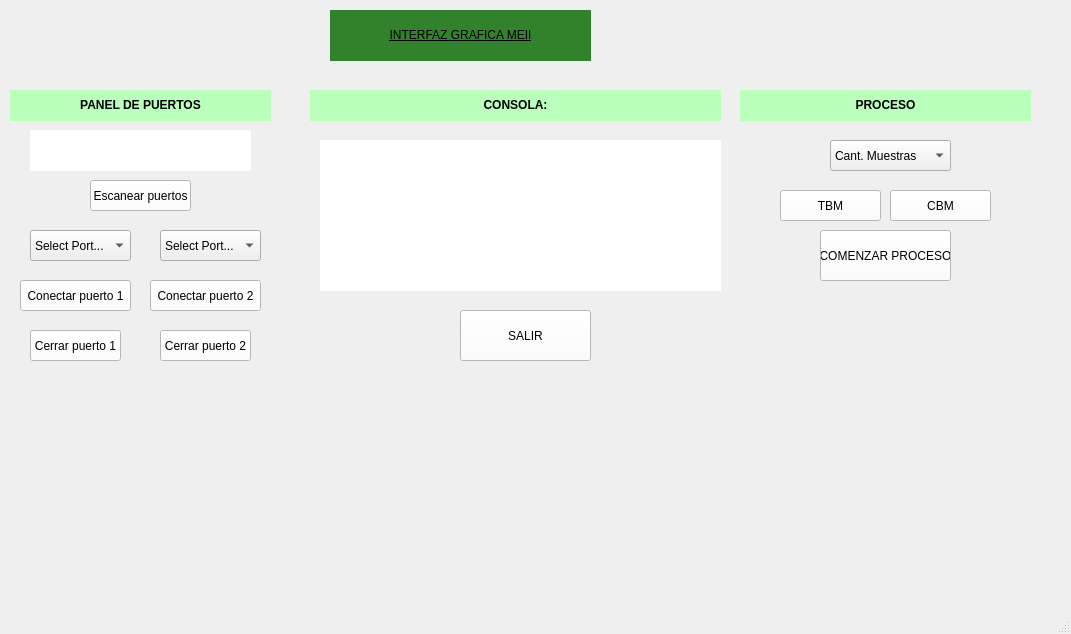
JoaCieri/ProyectoMedidasII, file src/Interfaz.ui: the form before one commit.
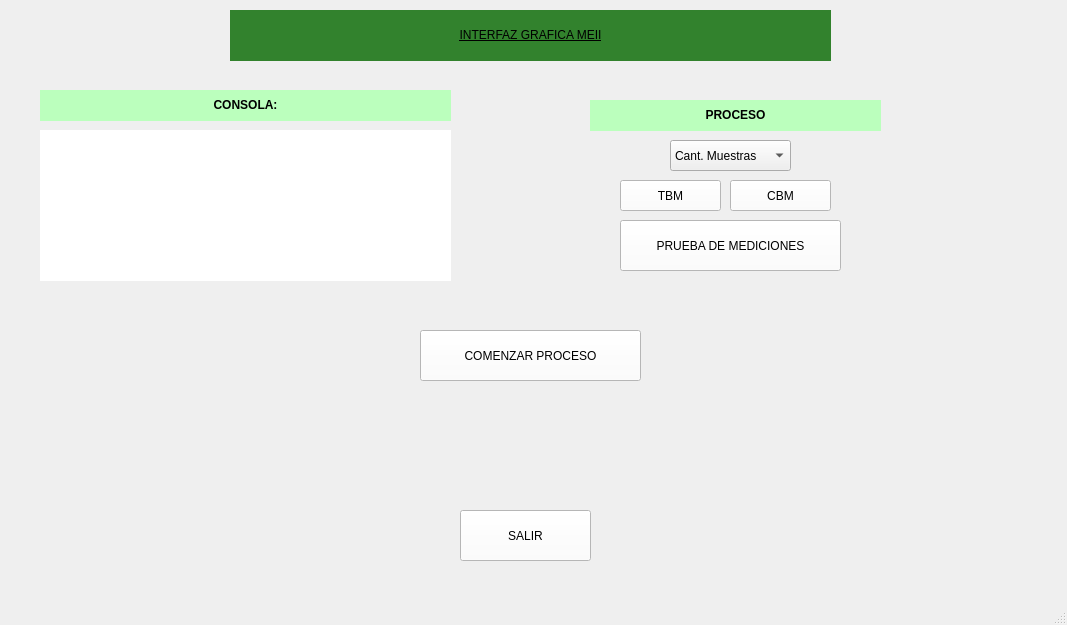
The form after the commit.

Commit message: Vuelo puertos seriales

Diff of the .ui file:
```diff
--- a/src/Interfaz.ui
+++ b/src/Interfaz.ui
@@ -6,8 +6,8 @@
    <rect>
     <x>0</x>
     <y>0</y>
-    <width>1071</width>
-    <height>634</height>
+    <width>1067</width>
+    <height>625</height>
    </rect>
   </property>
   <property name="windowTitle">
@@ -17,9 +17,9 @@
    <widget class="QLabel" name="label_3">
     <property name="geometry">
      <rect>
-      <x>330</x>
+      <x>230</x>
       <y>10</y>
-      <width>261</width>
+      <width>601</width>
       <height>51</height>
      </rect>
     </property>
@@ -35,141 +35,10 @@
      <string>&lt;html&gt;&lt;head/&gt;&lt;body&gt;&lt;p align=&quot;center&quot;&gt;INTERFAZ GRAFICA MEII&lt;/p&gt;&lt;/body&gt;&lt;/html&gt;</string>
     </property>
    </widget>
-   <widget class="QLabel" name="label_2">
-    <property name="geometry">
-     <rect>
-      <x>10</x>
-      <y>90</y>
-      <width>261</width>
-      <height>31</height>
-     </rect>
-    </property>
-    <property name="styleSheet">
-     <string notr="true">background-color: rgb(187, 255, 189);</string>
-    </property>
-    <property name="text">
-     <string>&lt;html&gt;&lt;head/&gt;&lt;body&gt;&lt;p align=&quot;center&quot;&gt;&lt;span style=&quot; font-weight:600;&quot;&gt;PANEL DE PUERTOS&lt;/span&gt;&lt;/p&gt;&lt;/body&gt;&lt;/html&gt;</string>
-    </property>
-   </widget>
-   <widget class="QLabel" name="etiqueta">
-    <property name="geometry">
-     <rect>
-      <x>30</x>
-      <y>130</y>
-      <width>221</width>
-      <height>41</height>
-     </rect>
-    </property>
-    <property name="styleSheet">
-     <string notr="true">background-color: rgb(255, 255, 255);
-border-color: rgb(0, 0, 0);</string>
-    </property>
-    <property name="text">
-     <string/>
-    </property>
-   </widget>
-   <widget class="QPushButton" name="scan_port">
-    <property name="geometry">
-     <rect>
-      <x>90</x>
-      <y>180</y>
-      <width>101</width>
-      <height>31</height>
-     </rect>
-    </property>
-    <property name="styleSheet">
-     <string notr="true">background-color: rgb(255, 255, 255);</string>
-    </property>
-    <property name="text">
-     <string>Escanear puertos</string>
-    </property>
-   </widget>
-   <widget class="QComboBox" name="Combobox">
-    <property name="geometry">
-     <rect>
-      <x>30</x>
-      <y>230</y>
-      <width>101</width>
-      <height>31</height>
-     </rect>
-    </property>
-    <item>
-     <property name="text">
-      <string>Select Port...</string>
-     </property>
-    </item>
-    <item>
-     <property name="text">
-      <string>COM1</string>
-     </property>
-    </item>
-    <item>
-     <property name="text">
-      <string>COM2</string>
-     </property>
-    </item>
-    <item>
-     <property name="text">
-      <string>COM3</string>
-     </property>
-    </item>
-    <item>
-     <property name="text">
-      <string>COM4</string>
-     </property>
-    </item>
-    <item>
-     <property name="text">
-      <string>COM5</string>
-     </property>
-    </item>
-    <item>
-     <property name="text">
-      <string>COM6</string>
-     </property>
-    </item>
-    <item>
-     <property name="text">
-      <string>COM7</string>
-     </property>
-    </item>
-   </widget>
-   <widget class="QPushButton" name="conectar">
-    <property name="geometry">
-     <rect>
-      <x>20</x>
-      <y>280</y>
-      <width>111</width>
-      <height>31</height>
-     </rect>
-    </property>
-    <property name="styleSheet">
-     <string notr="true">background-color: rgb(255, 255, 255);</string>
-    </property>
-    <property name="text">
-     <string>Conectar puerto 1</string>
-    </property>
-   </widget>
-   <widget class="QPushButton" name="cerrar_port">
-    <property name="geometry">
-     <rect>
-      <x>30</x>
-      <y>330</y>
-      <width>91</width>
-      <height>31</height>
-     </rect>
-    </property>
-    <property name="styleSheet">
-     <string notr="true">background-color: rgb(255, 255, 255);</string>
-    </property>
-    <property name="text">
-     <string>Cerrar puerto 1</string>
-    </property>
-   </widget>
    <widget class="QLabel" name="label_6">
     <property name="geometry">
      <rect>
-      <x>310</x>
+      <x>40</x>
       <y>90</y>
       <width>411</width>
       <height>31</height>
@@ -185,9 +54,9 @@
    <widget class="QLabel" name="consola">
     <property name="geometry">
      <rect>
-      <x>320</x>
-      <y>140</y>
-      <width>401</width>
+      <x>40</x>
+      <y>130</y>
+      <width>411</width>
       <height>151</height>
      </rect>
     </property>
@@ -202,8 +71,8 @@
    <widget class="QLabel" name="label_7">
     <property name="geometry">
      <rect>
-      <x>740</x>
-      <y>90</y>
+      <x>590</x>
+      <y>100</y>
       <width>291</width>
       <height>31</height>
      </rect>
@@ -218,8 +87,8 @@
    <widget class="QPushButton" name="select_TBM">
     <property name="geometry">
      <rect>
-      <x>780</x>
-      <y>190</y>
+      <x>620</x>
+      <y>180</y>
       <width>101</width>
       <height>31</height>
      </rect>
@@ -234,8 +103,8 @@
    <widget class="QPushButton" name="select_CBM">
     <property name="geometry">
      <rect>
-      <x>890</x>
-      <y>190</y>
+      <x>730</x>
+      <y>180</y>
       <width>101</width>
       <height>31</height>
      </rect>
@@ -250,9 +119,9 @@
    <widget class="QPushButton" name="proceso">
     <property name="geometry">
      <rect>
-      <x>820</x>
-      <y>230</y>
-      <width>131</width>
+      <x>420</x>
+      <y>330</y>
+      <width>221</width>
       <height>51</height>
      </rect>
     </property>
@@ -267,7 +136,7 @@
     <property name="geometry">
      <rect>
       <x>460</x>
-      <y>310</y>
+      <y>510</y>
       <width>131</width>
       <height>51</height>
      </rect>
@@ -279,92 +148,10 @@
      <string>SALIR</string>
     </property>
    </widget>
-   <widget class="QComboBox" name="Combobox_2">
-    <property name="geometry">
-     <rect>
-      <x>160</x>
-      <y>230</y>
-      <width>101</width>
-      <height>31</height>
-     </rect>
-    </property>
-    <item>
-     <property name="text">
-      <string>Select Port...</string>
-     </property>
-    </item>
-    <item>
-     <property name="text">
-      <string>COM1</string>
-     </property>
-    </item>
-    <item>
-     <property name="text">
-      <string>COM2</string>
-     </property>
-    </item>
-    <item>
-     <property name="text">
-      <string>COM3</string>
-     </property>
-    </item>
-    <item>
-     <property name="text">
-      <string>COM4</string>
-     </property>
-    </item>
-    <item>
-     <property name="text">
-      <string>COM5</string>
-     </property>
-    </item>
-    <item>
-     <property name="text">
-      <string>COM6</string>
-     </property>
-    </item>
-    <item>
-     <property name="text">
-      <string>COM7</string>
-     </property>
-    </item>
-   </widget>
-   <widget class="QPushButton" name="conectar_2">
-    <property name="geometry">
-     <rect>
-      <x>150</x>
-      <y>280</y>
-      <width>111</width>
-      <height>31</height>
-     </rect>
-    </property>
-    <property name="styleSheet">
-     <string notr="true">background-color: rgb(255, 255, 255);</string>
-    </property>
-    <property name="text">
-     <string>Conectar puerto 2</string>
-    </property>
-   </widget>
-   <widget class="QPushButton" name="cerrar_port_2">
-    <property name="geometry">
-     <rect>
-      <x>160</x>
-      <y>330</y>
-      <width>91</width>
-      <height>31</height>
-     </rect>
-    </property>
-    <property name="styleSheet">
-     <string notr="true">background-color: rgb(255, 255, 255);</string>
-    </property>
-    <property name="text">
-     <string>Cerrar puerto 2</string>
-    </property>
-   </widget>
    <widget class="QComboBox" name="Combobox_3">
     <property name="geometry">
      <rect>
-      <x>830</x>
+      <x>670</x>
       <y>140</y>
       <width>121</width>
       <height>31</height>
@@ -396,6 +183,22 @@
      </property>
     </item>
    </widget>
+   <widget class="QPushButton" name="boton_medir">
+    <property name="geometry">
+     <rect>
+      <x>620</x>
+      <y>220</y>
+      <width>221</width>
+      <height>51</height>
+     </rect>
+    </property>
+    <property name="styleSheet">
+     <string notr="true">background-color: rgb(255, 255, 255);</string>
+    </property>
+    <property name="text">
+     <string>PRUEBA DE MEDICIONES</string>
+    </property>
+   </widget>
   </widget>
   <widget class="QMenuBar" name="menubar">
    <property name="geometry">
```
Left out of the diff: 4 changed lines with no effect on the pictures. The commit also changes 2 other files.
